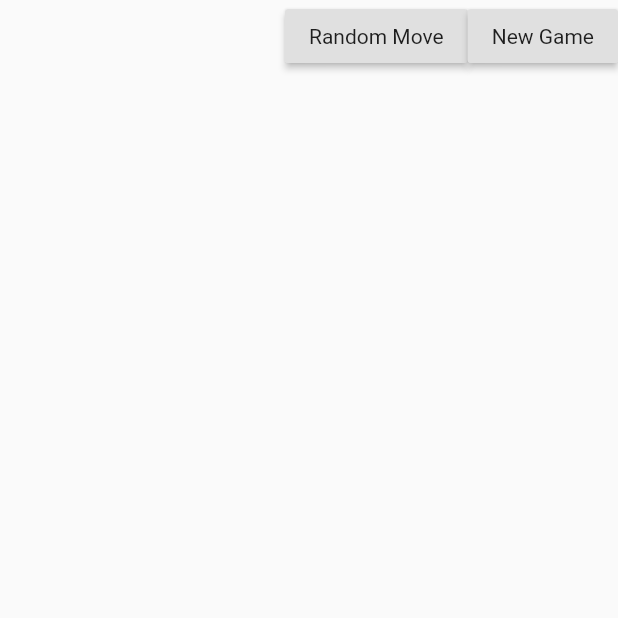
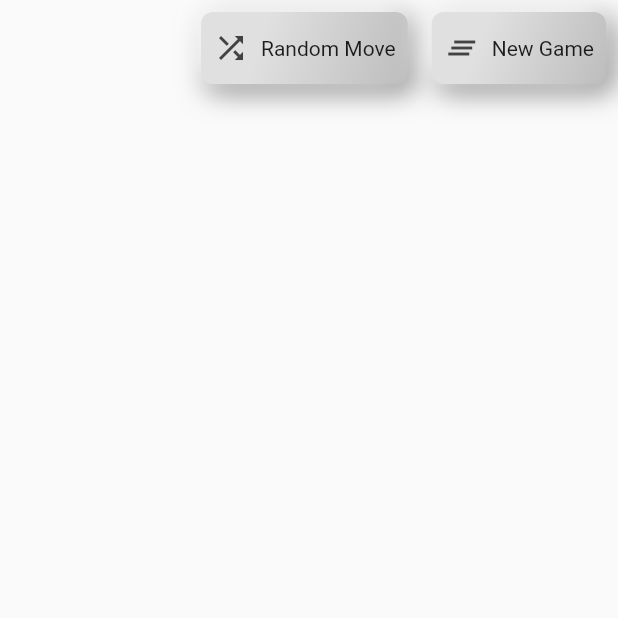
Before and after one commit to budius/flutter_chess, a Flutter app: the screen it shows after launch, on a phone screen of 412 x 824 dp, the top half of it. Run offline on Flutter 3.47's test engine with Material 2 defaults, Android fonts, the phone set to English and light mode, and no system bars; our stand-ins replace rxdart, shared_preferences; missing offline and left inert: chess, chess_vectors_flutter, shared_preferences_web.

Commit message:
Added fancy button

```diff
--- a/lib/game_menu.dart
+++ b/lib/game_menu.dart
@@ -1,6 +1,7 @@
 import 'package:flutter/material.dart';
 import 'package:flutter/widgets.dart';
 import 'package:flutter_chess/game_bloc.dart';
+import 'package:flutter_chess/shadow_button.dart';
 import 'package:provider/provider.dart';
 
 class GameMenu extends StatelessWidget {
@@ -13,50 +14,30 @@ class GameMenu extends StatelessWidget {
     GameBloc gameBloc = Provider.of(context);
     switch (alignment) {
       case MenuAlignment.horizontal:
-        return _horizontal(gameBloc);
+        return Row(
+            mainAxisAlignment: MainAxisAlignment.end,
+            children: widgets(gameBloc));
       case MenuAlignment.vertical:
-        return _vertical(gameBloc);
+        return Column(
+          children: widgets(gameBloc),
+        );
     }
     return null;
   }
 
-  Widget _vertical(GameBloc gameBloc) {
-    return Column(
-      children: <Widget>[
-        RaisedButton(
-          onPressed: () {
-            gameBloc.randomMove();
-          },
-          child: Text("Random Move"),
-        ),
-        RaisedButton(
-          onPressed: () {
-            gameBloc.restartGame();
-          },
-          child: Text("New Game"),
-        )
-      ],
-    );
-  }
-
-  Widget _horizontal(GameBloc gameBloc) {
-    return Row(
-      mainAxisAlignment: MainAxisAlignment.end,
-      children: <Widget>[
-        RaisedButton(
-          onPressed: () {
-            gameBloc.randomMove();
-          },
-          child: Text("Random Move"),
-        ),
-        RaisedButton(
-          onPressed: () {
-            gameBloc.restartGame();
-          },
-          child: Text("New Game"),
-        ),
-      ],
-    );
+  List<Widget> widgets(GameBloc gameBloc) {
+    return <Widget>[
+      ShadowButton(
+        onPressed: gameBloc.randomMove,
+        icon: Icons.shuffle,
+        text: 'Random Move',
+      ),
+      ShadowButton(
+        onPressed: gameBloc.restartGame,
+        icon: Icons.clear_all,
+        text: 'New Game',
+      )
+    ];
   }
 }
 
--- a/lib/main.dart
+++ b/lib/main.dart
@@ -16,7 +16,8 @@ class MyApp extends StatelessWidget {
           primarySwatch: Colors.blue,
           fontFamily: 'RobotoRegular',
         ),
-        home: Scaffold(
+        home: SafeArea(
+          child: Scaffold(
               body: Provider(
                   builder: (context) => GameBloc(),
                   dispose: (context, GameBloc value) => value.onDispose(),
@@ -26,7 +27,8 @@ class MyApp extends StatelessWidget {
                     } else {
                       return buildVertical(context);
                     }
-                }))));
+                  }))),
+        ));
   }
 
   Widget buildHorizontal(BuildContext context) {
--- /dev/null
+++ b/lib/shadow_button.dart
@@ -0,0 +1,67 @@
+import 'package:flutter/material.dart';
+
+class ShadowButton extends StatelessWidget {
+  final VoidCallback onPressed;
+  final String text;
+  final IconData icon;
+
+  const ShadowButton(
+      {Key key,
+      @required this.onPressed,
+      @required this.text,
+      @required this.icon})
+      : super(key: key);
+
+  @override
+  Widget build(BuildContext context) {
+    return Padding(
+      padding: const EdgeInsets.all(8.0),
+      child: GestureDetector(
+        onTap: onPressed,
+        child: Container(
+          //width: 200,
+          height: 48,
+          child: Row(
+            children: <Widget>[
+              Padding(
+                padding: const EdgeInsets.all(8.0),
+                child: Icon(icon, size: 24, color: Colors.grey[800]),
+              ),
+              Padding(
+                padding: const EdgeInsets.only(right: 8.0),
+                child: Text(text),
+              )
+            ],
+          ),
+          decoration: BoxDecoration(
+              color: Colors.grey[300],
+              shape: BoxShape.rectangle,
+              borderRadius: BorderRadius.circular(8),
+              boxShadow: [
+                BoxShadow(
+                    color: Colors.grey[600],
+                    offset: Offset(4.0, 4.0),
+                    blurRadius: 15.0,
+                    spreadRadius: 1.0),
+                BoxShadow(
+                    color: Colors.white,
+                    offset: Offset(-4.0, -4.0),
+                    blurRadius: 15.0,
+                    spreadRadius: 1.0),
+              ],
+              gradient: LinearGradient(
+                  begin: Alignment.topLeft,
+                  end: Alignment.bottomRight,
+                  colors: [
+                    Colors.grey[300],
+                    Colors.grey[400],
+                  ],
+                  stops: [
+                    0.3,
+                    1
+                  ])),
+        ),
+      ),
+    );
+  }
+}
```
Lines whose indentation alone changed are shown as unchanged.
